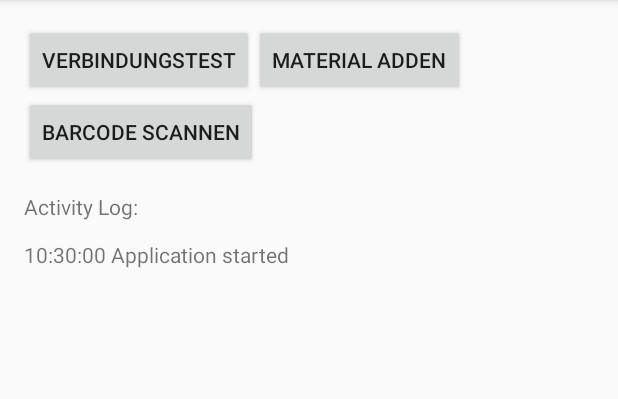
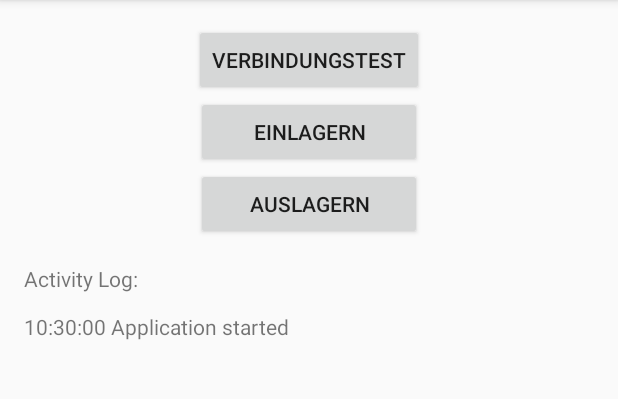
Before and after one commit to brainfuck93/BTaIT, an Android app: the screen it shows after launch (MainActivity), on a phone screen of 412 x 824 dp, the part 84-483 px from its top. Run offline under Robolectric (Android 15) with nearby library versions, the phone set to English and light mode, and no system bars.

Commit message:
Add functionality for removing materials from database by scanning them

```diff
--- a/BTaIT/app/src/main/res/layout/activity_main.xml
+++ b/BTaIT/app/src/main/res/layout/activity_main.xml
@@ -13,34 +13,33 @@
     <LinearLayout
         android:layout_width="match_parent"
         android:layout_height="wrap_content"
-        android:orientation="vertical">
-
-        <LinearLayout
-            android:layout_width="match_parent"
-            android:layout_height="wrap_content"
-            android:orientation="horizontal">
+        android:orientation="vertical"
+        android:gravity="center">
 
         <Button
             android:layout_width="wrap_content"
             android:layout_height="wrap_content"
-                android:text="@string/test_connection_button"
+            android:text="@string/bt_test_connection"
             android:id="@+id/buttonRetry"
             android:onClick="testGetRequest"/>
-            <Button
-                android:layout_width="wrap_content"
-                android:layout_height="wrap_content"
-                android:text="@string/insert_material_button"
-                android:id="@+id/buttonRequest"
-                android:onClick="testPostRequest"/>
-
-        </LinearLayout>
 
         <Button
             android:layout_width="wrap_content"
             android:layout_height="wrap_content"
-            android:text="@string/scan_barcode_button"
+            android:text="@string/bt_scan_insert"
+            android:id="@+id/buttonRequest"
+            android:paddingLeft="38dp"
+            android:paddingRight="38dp"
+            android:onClick="scanBarcodeInsert"/>
+
+        <Button
+            android:layout_width="wrap_content"
+            android:layout_height="wrap_content"
+            android:text="@string/bt_scan_remove"
             android:id="@+id/buttonScan"
-            android:onClick="doScanBarcode"/>
+            android:paddingRight="35dp"
+            android:paddingLeft="35dp"
+            android:onClick="scanBarcodeRemove"/>
 
     </LinearLayout>
 
--- a/BTaIT/app/src/main/res/values/strings.xml
+++ b/BTaIT/app/src/main/res/values/strings.xml
@@ -1,8 +1,8 @@
 <resources>
     <string name="app_name">BTaIT</string>
-    <string name="insert_material_button">Material adden</string>
-    <string name="test_connection_button">Verbindungstest</string>
-    <string name="scan_barcode_button">Barcode scannen</string>
+    <string name="bt_scan_insert">Einlagern</string>
+    <string name="bt_test_connection">Verbindungstest</string>
+    <string name="bt_scan_remove">Auslagern</string>
     <string name="qr_material_code">DIK_Mat</string>
     <string name="qr_position_code">DIK_Pos</string>
     <string name="qr_mat_and_pos_code">DIK_Ins_everything</string>
```
Also changed, not shown: BTaIT/app/src/main/java/de/tu_darmstadt/dik/btait/MainActivity.java (+68 -26 lines). Lines whose indentation alone changed are shown as unchanged.
